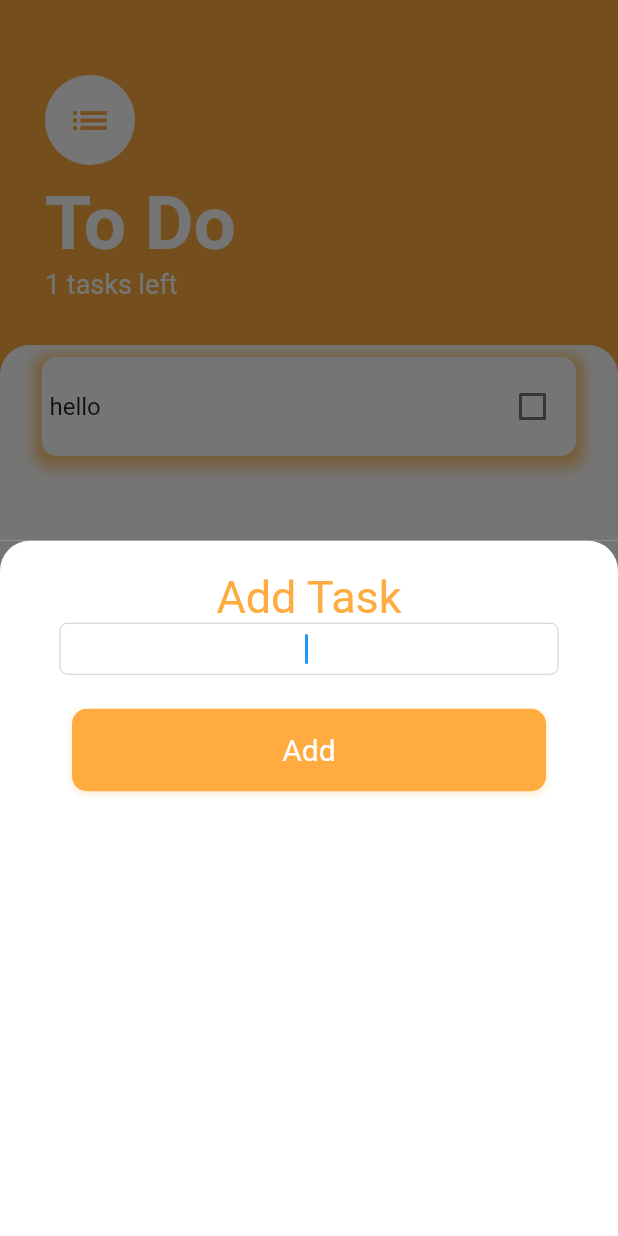
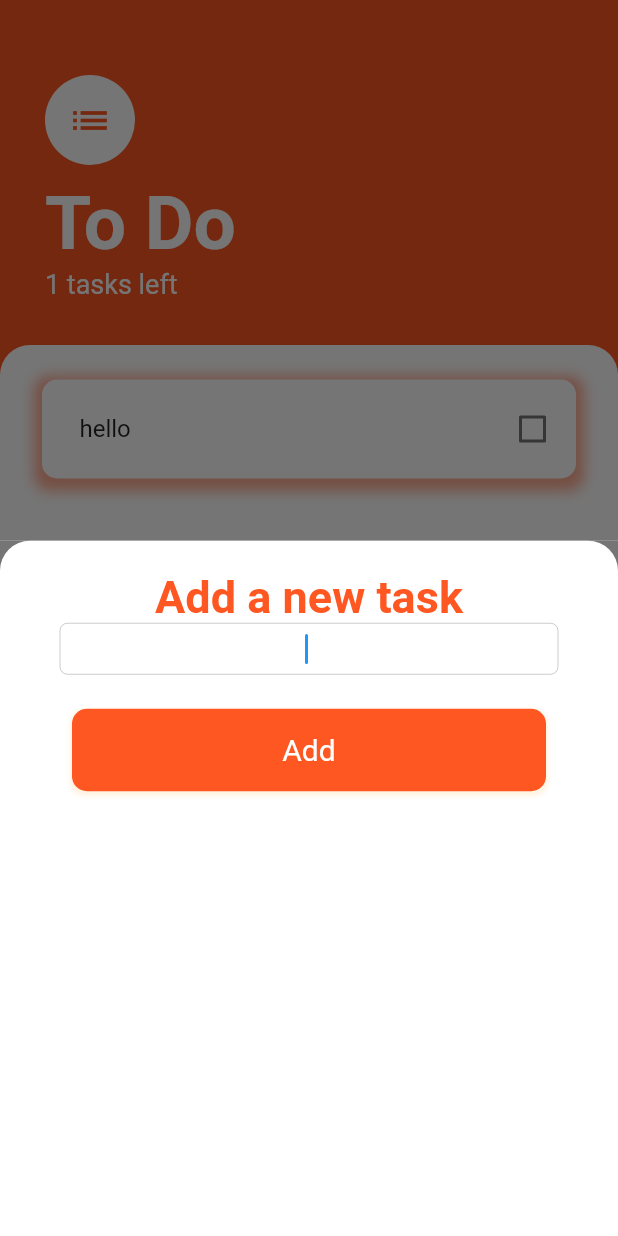
Before and after one commit to AshAman999/ToDo-app-flutter, a Flutter app: the screen it shows after launch, after a tap on the "add" icon, on a phone screen of 412 x 824 dp. Run offline on Flutter 3.47's test engine with Material 2 defaults, Android fonts, the light colour scheme and no system bars; our stand-ins replace bot_toast.

Commit message:
minor fixes

```diff
--- a/lib/screens/add_task_screen.dart
+++ b/lib/screens/add_task_screen.dart
@@ -22,14 +22,13 @@ class Add_Task_screen extends StatelessWidget {
         child: Column(
           crossAxisAlignment: CrossAxisAlignment.stretch,
           children: [
-            Text(
-              'Add Task',
-              textAlign: TextAlign.center,
-              style: TextStyle(
-                color: Colors.orangeAccent,
-                fontSize: 30.0,
-              ),
-            ),
+            Text('Add a new task',
+                textAlign: TextAlign.center,
+                style: TextStyle(
+                  fontSize: 30.0,
+                  fontWeight: FontWeight.w700,
+                  color: Colors.deepOrange,
+                )),
             CupertinoTextField(
               textCapitalization: TextCapitalization.sentences,
               scrollPhysics: BouncingScrollPhysics(
@@ -46,7 +45,7 @@ class Add_Task_screen extends StatelessWidget {
             Container(
               margin: EdgeInsets.all(8),
               decoration: BoxDecoration(
-                color: Colors.orangeAccent,
+                color: Colors.deepOrange,
                 borderRadius: BorderRadius.only(
                     topLeft: Radius.circular(10),
                     topRight: Radius.circular(10),
@@ -63,10 +62,10 @@ class Add_Task_screen extends StatelessWidget {
               ),
               width: double.infinity,
               child: TextButton(
-                // color: Colors.orangeAccent,
+                // color: Colors.deepOrange,
                 style: TextButton.styleFrom(
                   padding: const EdgeInsets.all(16.0),
-                  primary: Colors.orangeAccent,
+                  primary: Colors.deepOrange,
                   textStyle: const TextStyle(fontSize: 20),
                 ),
 
--- a/lib/screens/tasks_screen.dart
+++ b/lib/screens/tasks_screen.dart
@@ -11,7 +11,7 @@ class Tasks_Screen extends StatelessWidget {
   @override
   Widget build(BuildContext context) {
     return Scaffold(
-      backgroundColor: Colors.orangeAccent,
+      backgroundColor: Colors.deepOrange,
       floatingActionButton: FloatingActionButton(
         onPressed: () {
           print('button pressed');
@@ -19,7 +19,7 @@ class Tasks_Screen extends StatelessWidget {
               context: context, builder: (context) => Add_Task_screen());
         },
         elevation: 12.0,
-        backgroundColor: Colors.orangeAccent,
+        backgroundColor: Colors.deepOrange,
         child: Icon(Icons.add),
       ),
       body: SafeArea(
@@ -33,7 +33,7 @@ class Tasks_Screen extends StatelessWidget {
                 crossAxisAlignment: CrossAxisAlignment.start,
                 children: [
                   CircleAvatar(
-                    foregroundColor: Colors.orangeAccent,
+                    foregroundColor: Colors.deepOrange,
                     radius: 30.0,
                     child: Icon(
                       Icons.list,
--- a/lib/widgets/tasks_list.dart
+++ b/lib/widgets/tasks_list.dart
@@ -11,6 +11,7 @@ class TasksWidget extends StatelessWidget {
     return Consumer<TaskData>(
       builder: (context, taskdata, child) {
         return ListView.builder(
+          padding: EdgeInsets.only(top: 15),
           physics:
               BouncingScrollPhysics(parent: AlwaysScrollableScrollPhysics()),
           reverse: false,
@@ -21,7 +22,11 @@ class TasksWidget extends StatelessWidget {
               isTrue: Provider.of<TaskData>(context).tasks[index].isdone,
               longpresscallback: () {
                 taskdata.deleteTask(taskdata.tasks[index]);
-                BotToast.showText(text: "Deleted");
+                BotToast.showSimpleNotification(
+                  title: "To Do List ☑️",
+                  subTitle: 'Deleted the task Succesfully',
+                  borderRadius: 10.0,
+                );
               },
               checkBoxCallBack: (checkBoxState) {
                 taskdata.updateTask(taskdata.tasks[index]);
--- a/lib/widgets/tasks_tile.dart
+++ b/lib/widgets/tasks_tile.dart
@@ -31,7 +31,7 @@ class TaskTile extends StatelessWidget {
               bottomRight: Radius.circular(10)),
           boxShadow: [
             BoxShadow(
-              color: Colors.orange.withOpacity(0.5),
+              color: Colors.deepOrange.withOpacity(0.5),
               spreadRadius: 5,
               blurRadius: 7,
               offset: Offset(0, 3), // changes position of shadow
@@ -40,7 +40,7 @@ class TaskTile extends StatelessWidget {
         ),
         child: ListTile(
             onLongPress: longpresscallback,
-            contentPadding: EdgeInsets.all(5.0),
+            contentPadding: EdgeInsets.fromLTRB(25.0, 5.0, 5.0, 5.0),
             title: Text(
               taskTitle,
               style: TextStyle(
@@ -48,7 +48,7 @@ class TaskTile extends StatelessWidget {
               ),
             ),
             trailing: Checkbox(
-              activeColor: Colors.orangeAccent,
+              activeColor: Colors.deepOrange,
               value: isTrue,
               onChanged: checkBoxCallBack,
             )),
```
